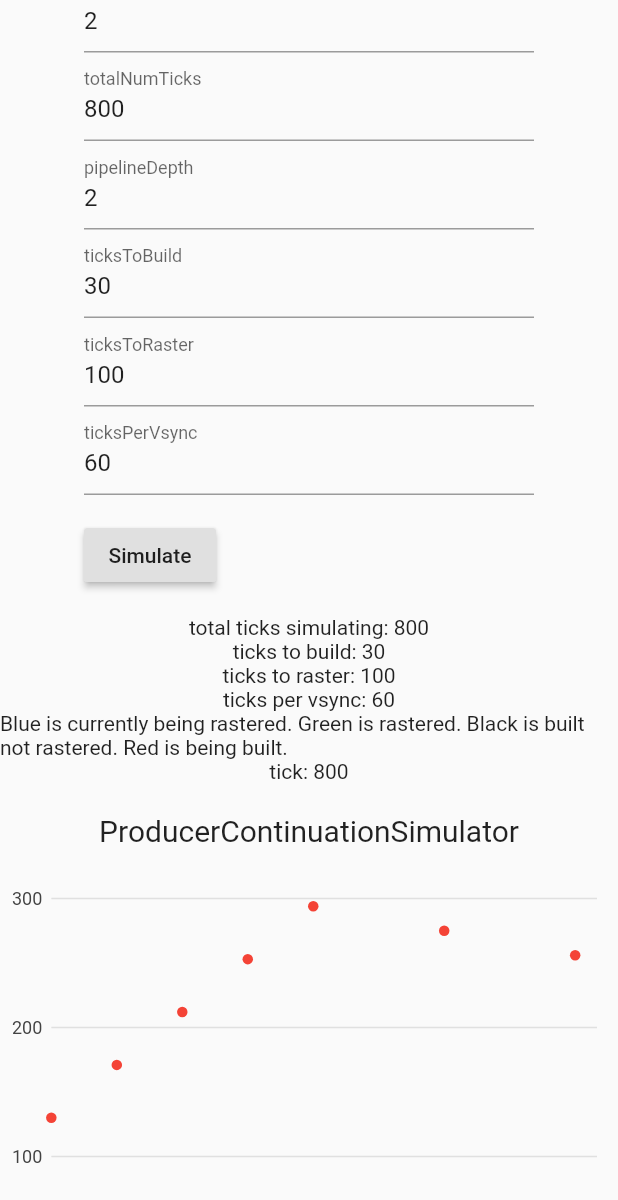
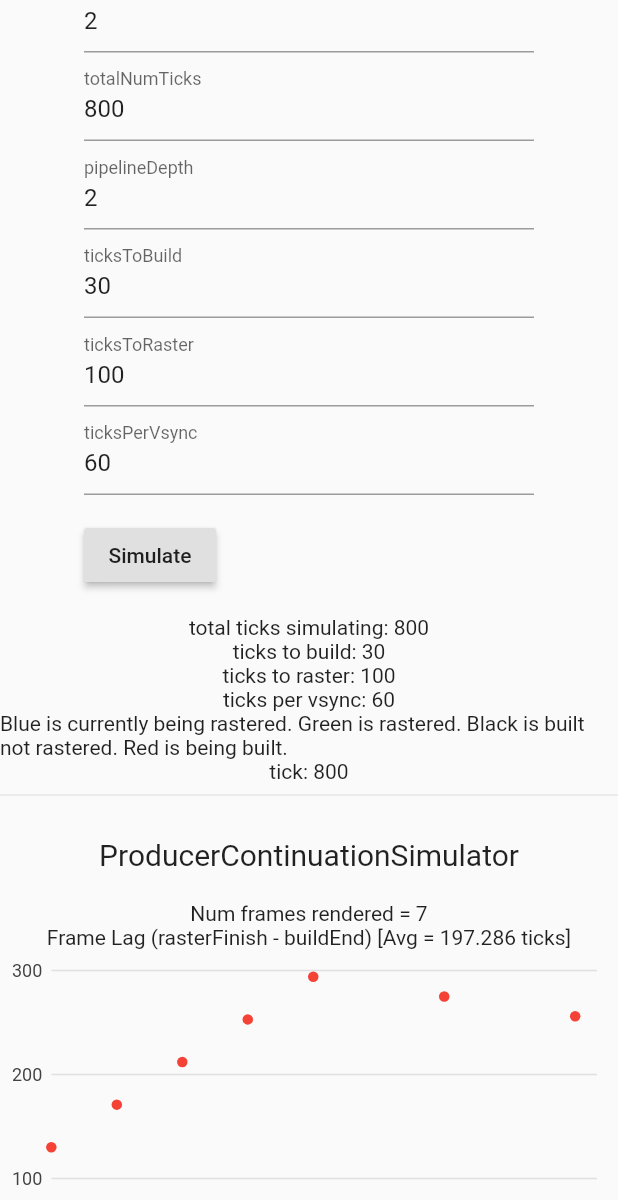
Before and after one commit to iskakaushik/anim, a Flutter app: the screen it shows after launch, on a phone screen of 412 x 824 dp, the part 36-1236 px from its top. Run offline on Flutter 3.47's test engine with Material 2 defaults, Android fonts, the phone set to English and light mode, and no system bars; our stand-ins replace charts_flutter, equatable.

Commit message:
add avg lag

```diff
--- a/lib/main.dart
+++ b/lib/main.dart
@@ -160,6 +160,7 @@ class PipelineSimulationView extends StatelessWidget {
       metricsView = MetricsView(simulated: simulated);
     }
     var children = <Widget>[
+      Divider(),
       Padding(
         padding: const EdgeInsets.all(20.0),
         child: Text(
@@ -190,25 +191,36 @@ class MetricsView extends StatelessWidget {
 
   @override
   Widget build(BuildContext context) {
-    return Container(
+    final List<FrameMetrics> rendered =
+        simulated.where((e) => e.rasterEnd != null).toList();
+    final int totalLag = rendered
+        .map((e) => e.rasterEnd - e.buildEnd)
+        .reduce((v1, v2) => v1 + v2);
+    final String avgLag = (totalLag / rendered.length).toStringAsFixed(3);
+
+    return Column(
+      children: <Widget>[
+        Text('Num frames rendered = ${rendered.length}'),
+        Text('Frame Lag (rasterFinish - buildEnd) [Avg = $avgLag ticks]'),
+        Container(
           width: 500,
-      height: 300,
+          height: 250,
           child: new charts.ScatterPlotChart(
             <charts.Series<FrameMetrics, int>>[
               charts.Series<FrameMetrics, int>(
-            id: 'Tablet',
+                id: 'build_to_raster',
                 colorFn: (_, __) => charts.MaterialPalette.red.shadeDefault,
                 domainFn: (FrameMetrics metrics, _) => metrics.buildStart,
                 measureFn: (FrameMetrics metrics, _) =>
                     (metrics.rasterEnd - metrics.buildStart),
-            data: simulated
-                .where((element) => element.rasterEnd != null)
-                .toList(),
+                data: rendered,
               )
             ],
             animate: false,
             defaultRenderer: new charts.PointRendererConfig(),
           ),
+        ),
+      ],
     );
   }
 }
```
Lines whose indentation alone changed are shown as unchanged.
